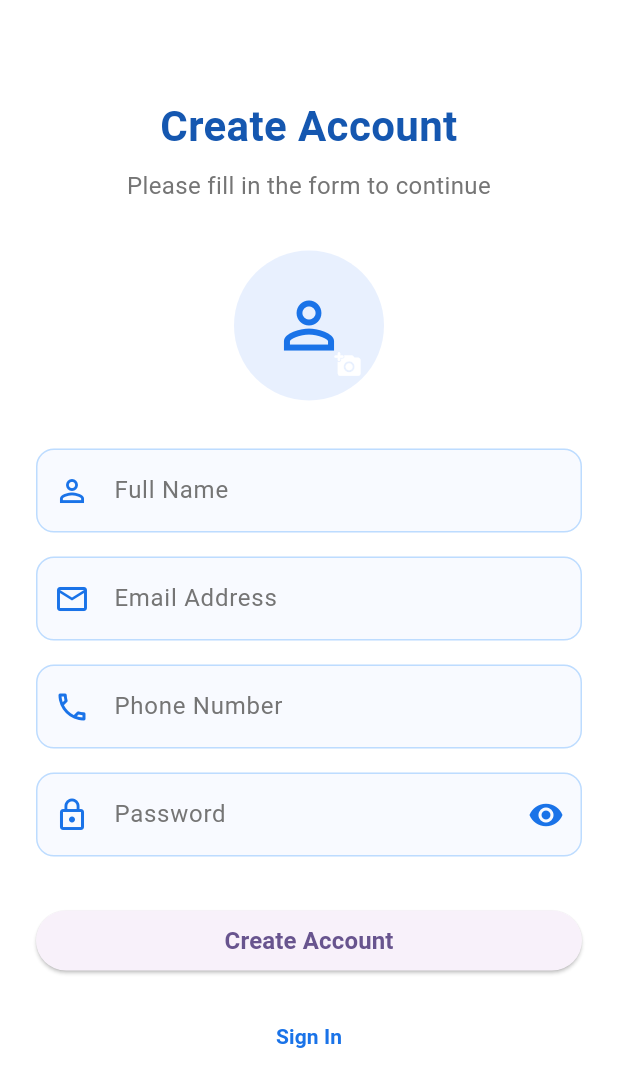
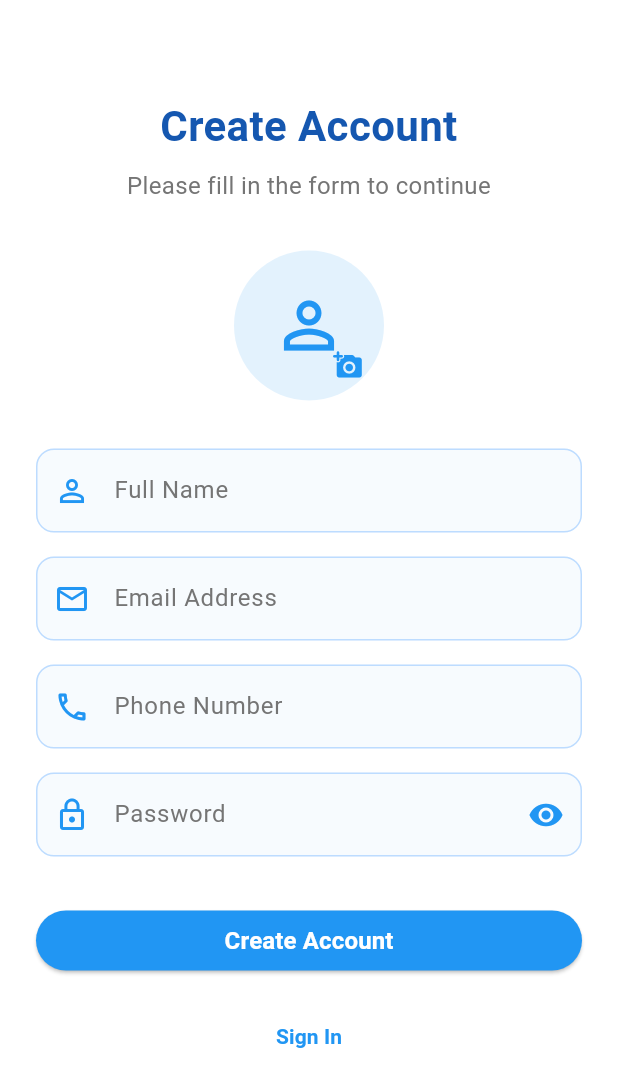
Before and after one commit to fouzzann/Register-App, a Flutter app: the RegisterScreen screen opened directly, on a phone screen of 412 x 824 dp. Shown: the top 1087 px of the screen. Run offline on Flutter 3.47's test engine with Material 3 defaults, Android fonts, the phone set to English and light mode, and no system bars; our stand-ins replace get, image_picker, sqflite; accounts and stored records are empty; network calls fail.

Commit message:
maked the theme comtroller fot each page and added

```diff
--- a/lib/auth/register.dart
+++ b/lib/auth/register.dart
@@ -1,16 +1,16 @@
+// ignore_for_file: deprecated_member_use
+
 import 'package:flutter/material.dart';
 import 'package:flutter/services.dart';
 import 'package:get/get.dart';
+import 'package:machine_task/auth/login.dart';
 import 'package:machine_task/controllers/register_controller.dart';
+import 'package:machine_task/utils/app_color_themes.dart';
 
 class RegisterScreen extends StatelessWidget {
   RegisterScreen({Key? key}) : super(key: key);
   final controller = Get.put(RegisterController());
 
-  static const primaryBlue = Color(0xFF1A73E8);
-  static const lightBlue = Color(0xFFE8F0FE);
-  static const borderBlue = Color(0xFFBDDCFF);
-  static const darkBlue = Color(0xFF1557B0);
 
   InputDecoration _getInputDecoration({
     required String label,
@@ -20,21 +20,21 @@ class RegisterScreen extends StatelessWidget {
     return InputDecoration(
       labelText: label,
       labelStyle: TextStyle(color: Colors.grey[600]),
-      prefixIcon: Icon(icon, color: primaryBlue),
+      prefixIcon: Icon(icon, color: ThemeConstants.primaryBlue),
       suffixIcon: suffixIcon,
       filled: true,
-      fillColor: lightBlue.withOpacity(0.3),
+      fillColor: ThemeConstants.lightBlue.withOpacity(0.3),
       border: OutlineInputBorder(
         borderRadius: BorderRadius.circular(12),
         borderSide: BorderSide.none,
       ),
       enabledBorder: OutlineInputBorder(
         borderRadius: BorderRadius.circular(12),
-        borderSide: BorderSide(color: borderBlue),
+        borderSide: BorderSide(color: LoginScreen.borderBlue),
       ),
       focusedBorder: OutlineInputBorder(
         borderRadius: BorderRadius.circular(12),
-        borderSide: BorderSide(color: primaryBlue, width: 2),
+        borderSide: BorderSide(color: ThemeConstants.primaryBlue, width: 2),
       ),
     );
   }
@@ -53,7 +53,10 @@ class RegisterScreen extends StatelessWidget {
               children: [
                 const SizedBox(height: 40),
                 Text('Create Account',
-                    style: TextStyle(fontSize: 28, fontWeight: FontWeight.bold, color: darkBlue),
+                    style: TextStyle(
+                        fontSize: 28,
+                        fontWeight: FontWeight.bold,
+                        color: LoginScreen.darkBlue),
                     textAlign: TextAlign.center),
                 const SizedBox(height: 8),
                 Text('Please fill in the form to continue',
@@ -65,21 +68,24 @@ class RegisterScreen extends StatelessWidget {
                     children: [
                       Obx(() => CircleAvatar(
                             radius: 50,
-                            backgroundColor: lightBlue,
-                            backgroundImage: controller.profileImage.value != null
-                                ? FileImage(controller.profileImage.value!)
-                                : null,
+                            backgroundColor: ThemeConstants.lightBlue,
+                            backgroundImage:
+                                controller.profileImage.value != null
+                                    ? FileImage(controller.profileImage.value!)
+                                    : null,
                             child: controller.profileImage.value == null
-                                ? Icon(Icons.person_outline, size: 50, color: primaryBlue)
+                                ? Icon(Icons.person_outline,
+                                    size: 50, color: ThemeConstants.primaryBlue)
                                 : null,
                           )),
                       Positioned(
                         bottom: 0,
                         right: 0,
                         child: IconButton(
-                          icon: Icon(Icons.add_a_photo_rounded, size: 18, color: Colors.white),
+                          icon: Icon(Icons.add_a_photo_rounded,
+                              size: 20, color: ThemeConstants.primaryBlue),
                           onPressed: controller.pickImage,
-                          color: primaryBlue,
+                          color: LoginScreen.primaryBlue,
                         ),
                       ),
                     ],
@@ -88,15 +94,20 @@ class RegisterScreen extends StatelessWidget {
                 const SizedBox(height: 32),
                 TextFormField(
                   controller: controller.nameController,
-                  decoration: _getInputDecoration(label: 'Full Name', icon: Icons.person_outline),
-                  validator: (value) => value?.isEmpty ?? true ? 'Please enter your name' : null,
+                  decoration: _getInputDecoration(
+                      label: 'Full Name', icon: Icons.person_outline),
+                  validator: (value) =>
+                      value?.isEmpty ?? true ? 'Please enter your name' : null,
                 ),
                 const SizedBox(height: 16),
                 TextFormField(
                   controller: controller.emailController,
                   keyboardType: TextInputType.emailAddress,
-                  decoration: _getInputDecoration(label: 'Email Address', icon: Icons.email_outlined),
-                  validator: (value) => value != null && value.contains('@') ? null : 'Please enter a valid email',
+                  decoration: _getInputDecoration(
+                      label: 'Email Address', icon: Icons.email_outlined),
+                  validator: (value) => value != null && value.contains('@')
+                      ? null
+                      : 'Please enter a valid email',
                 ),
                 const SizedBox(height: 16),
                 TextFormField(
@@ -106,8 +117,11 @@ class RegisterScreen extends StatelessWidget {
                     FilteringTextInputFormatter.digitsOnly,
                     LengthLimitingTextInputFormatter(10),
                   ],
-                  decoration: _getInputDecoration(label: 'Phone Number', icon: Icons.phone_outlined),
-                  validator: (value) => value?.length == 10 ? null : 'Please enter a valid 10-digit phone number',
+                  decoration: _getInputDecoration(
+                      label: 'Phone Number', icon: Icons.phone_outlined),
+                  validator: (value) => value?.length == 10
+                      ? null
+                      : 'Please enter a valid 10-digit phone number',
                 ),
                 const SizedBox(height: 16),
                 Obx(() => TextFormField(
@@ -117,9 +131,13 @@ class RegisterScreen extends StatelessWidget {
                         label: 'Password',
                         icon: Icons.lock_outline,
                         suffixIcon: IconButton(
-                          icon: Icon(controller.isPasswordVisible.value ? Icons.visibility_off : Icons.visibility,
-                              color: primaryBlue),
-                          onPressed: () => controller.isPasswordVisible.toggle(),
+                          icon: Icon(
+                              controller.isPasswordVisible.value
+                                  ? Icons.visibility_off
+                                  : Icons.visibility,
+                              color: ThemeConstants.primaryBlue),
+                          onPressed: () =>
+                              controller.isPasswordVisible.toggle(),
                         ),
                       ),
                       validator: (value) => value != null && value.length >= 6
@@ -128,15 +146,25 @@ class RegisterScreen extends StatelessWidget {
                     )),
                 const SizedBox(height: 32),
                 Obx(() => ElevatedButton(
-                      onPressed: controller.isLoading.value ? null : controller.register,
+                      style: ElevatedButton.styleFrom(
+                          backgroundColor: Colors.blue),
+                      onPressed: controller.isLoading.value
+                          ? null
+                          : controller.register,
                       child: controller.isLoading.value
-                          ? CircularProgressIndicator(color: Colors.white)
-                          : Text('Create Account', style: TextStyle(fontSize: 16, fontWeight: FontWeight.bold)),
+                          ? CircularProgressIndicator(color: ThemeConstants.primaryBlue)
+                          : Text('Create Account',
+                              style: TextStyle(
+                                  fontSize: 16,
+                                  fontWeight: FontWeight.bold,
+                                  color: Colors.white)),
                     )),
                 const SizedBox(height: 16),
                 TextButton(
                   onPressed: () => Get.back(),
-                  child: Text('Sign In', style: TextStyle(fontWeight: FontWeight.bold, color: primaryBlue)),
+                  child: Text('Sign In',
+                      style: TextStyle(
+                          fontWeight: FontWeight.bold, color: ThemeConstants.primaryBlue)),
                 ),
               ],
             ),
```
Also changed, not shown: lib/views/screens/home_screen.dart (+21 -26 lines), lib/widgets/api/api_user_card.dart (+10 -13 lines).
